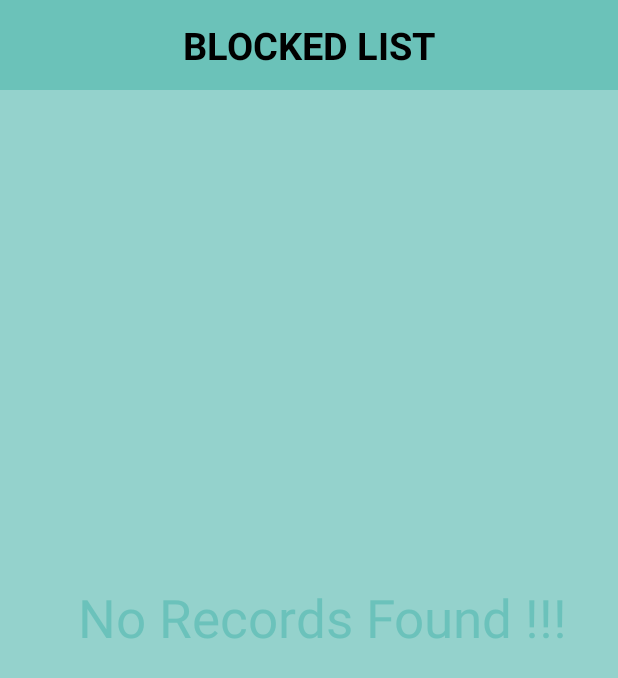
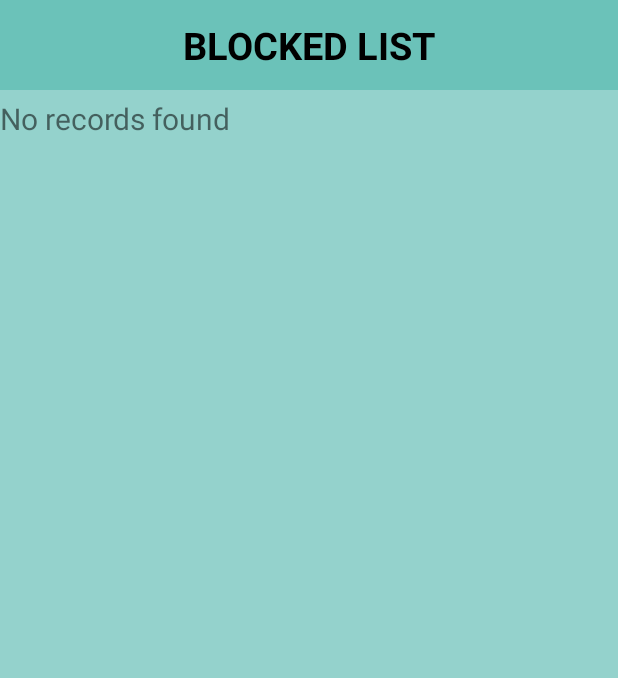
Before and after one commit to AnandBoreda/Location_tracker, an Android app: the BlockedList screen opened directly, with no data from a screen before it, on a phone screen of 412 x 824 dp. Shown: the top 678 px of the screen. Run offline under Robolectric (Android 15) with nearby library versions, the phone set to English and light mode, and no system bars; our stand-ins replace AdMob.

Commit message:
crash -- NwNumBlock.java

```diff
--- a/app/build.gradle
+++ b/app/build.gradle
@@ -26,7 +26,7 @@ dependencies {
     testImplementation 'junit:junit:4.12'
     androidTestImplementation 'androidx.test:runner:1.2.0'
     androidTestImplementation 'androidx.test.espresso:espresso-core:3.2.0'
-    implementation 'com.google.android.gms:play-services-ads:12.0.0'
+    implementation 'com.google.android.gms:play-services-ads:18.1.1'
 
 
 }
--- a/app/src/main/java/com/app/locationtracker/BlockContacts.java
+++ b/app/src/main/java/com/app/locationtracker/BlockContacts.java
@@ -118,7 +118,4 @@ public class BlockContacts extends AppCompatActivity {
 */
     }
 
-    public void fromcontact(View view) {
-
-    }
 }
--- a/app/src/main/java/com/app/locationtracker/BlockedList.java
+++ b/app/src/main/java/com/app/locationtracker/BlockedList.java
@@ -2,7 +2,10 @@ package com.app.locationtracker;
 
 import androidx.appcompat.app.AppCompatActivity;
 
+import android.content.Intent;
 import android.os.Bundle;
+import android.widget.ListView;
+import android.widget.TextView;
 
 import com.google.android.gms.ads.AdListener;
 import com.google.android.gms.ads.MobileAds;
@@ -10,11 +13,17 @@ import com.google.android.gms.ads.AdRequest;
 import com.google.android.gms.ads.AdView;
 import com.google.android.gms.ads.InterstitialAd;
 public class BlockedList extends BlockContacts {
+//    TextView list;
    // private InterstitialAd mInterstitialAd;
     @Override
     protected void onCreate(Bundle savedInstanceState) {
         super.onCreate(savedInstanceState);
         setContentView(R.layout.activity_blocked_list);
+      /*  list = findViewById(R.id.num);
+        Intent intent = getIntent();
+        final String value = intent.getStringExtra("number");
+
+        list.setText(value);  */
 
         /*MobileAds.initialize(this, "ca-app-pub-3940256099942544/1033173712");
         //ca-app-pub-3940256099942544/8691691433
--- a/app/src/main/res/layout/activity_block_contacts.xml
+++ b/app/src/main/res/layout/activity_block_contacts.xml
@@ -17,7 +17,9 @@ android:orientation="vertical" >
 <TextView
     android:id="@+id/contactnumber"
     android:layout_width="fill_parent"
-    android:layout_height="wrap_content" />
+    android:layout_height="wrap_content"
+    android:textSize="20sp"/>
+
 <com.google.android.gms.ads.AdView xmlns:ads="http://schemas.android.com/apk/res-auto"
     android:id="@+id/adView"
     android:layout_width="match_parent"
--- a/app/src/main/res/layout/activity_blocked_list.xml
+++ b/app/src/main/res/layout/activity_blocked_list.xml
@@ -18,19 +18,14 @@
         android:layout_width="match_parent"
         android:layout_height="60dp"
         android:text="BLOCKED LIST"/>
+
     <TextView
-        android:textSize="35sp"
-        android:textColor="@color/bg"
-        android:gravity="center_horizontal"
-        android:id="@+id/vw"
-        android:layout_width="match_parent"
-        android:layout_height="wrap_content"
-        android:layout_marginTop="50dp"
-        android:text="  No Records Found !!!"
-        android:layout_centerVertical="true"/>
-    <ListView
-        android:id="@+id/list_item_iterator"
         android:layout_width="wrap_content"
         android:layout_height="wrap_content"
-        android:layout_below="@+id/text_blocklist"/>
+        android:id="@+id/num"
+        android:layout_alignTop="@+id/text_blocklist"
+        android:layout_marginTop="65dp"
+        android:gravity="center|center_horizontal|center_vertical"
+        android:text="No records found"
+        android:textSize="20dp" />
 </RelativeLayout>
--- a/app/src/main/res/layout/activity_health_tips.xml
+++ b/app/src/main/res/layout/activity_health_tips.xml
@@ -9,8 +9,8 @@
             <LinearLayout android:gravity="center" android:orientation="vertical" android:id="@+id/linearLayout1111" android:layout_width="match_parent" android:layout_height="360dp" android:layout_marginTop="0dp" android:layout_alignParentTop="true">
                 <com.google.android.gms.ads.AdView xmlns:ads="http://schemas.android.com/apk/res-auto"
                     android:id="@+id/adView"
-                    android:layout_width="match_parent"
-                    android:layout_height="match_parent"
+                    android:layout_width="wrap_content"
+                    android:layout_height="wrap_content"
                     android:layout_alignParentBottom="true"
                     android:layout_centerHorizontal="true"
                     ads:adSize="BANNER"
--- a/app/src/main/res/layout/activity_new_num_block.xml
+++ b/app/src/main/res/layout/activity_new_num_block.xml
@@ -44,6 +44,7 @@
                     android:inputType="phone"/>
                 <Button
                     android:textSize="26sp"
+                    android:onClick="numpass"
                     android:textColor="#ffffff"
                     android:id="@+id/btnDone"
                     android:background="@drawable/button_style"
```
Also changed, not shown: app/src/main/java/com/app/locationtracker/NewNumBlock.java (+12 -1 lines).
